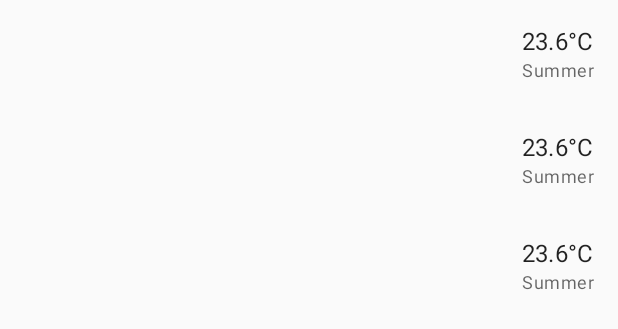
After one commit to anonlatte/MeteoApp, an Android app: the layout fragment_home.xml on its own in the app's theme, with its tools: preview values and no code run, on a phone screen of 412 x 824 dp. The commit adds this screen. Shown: the top 329 px of the screen. Run offline under Robolectric (Android 15) with nearby library versions, the phone set to English and light mode, and no system bars.

Commit message:
feature home fragment and adapter for recycleview

```diff
--- /dev/null
+++ b/app/src/main/res/layout/fragment_home.xml
@@ -0,0 +1,32 @@
+<?xml version="1.0" encoding="utf-8"?>
+<layout xmlns:android="http://schemas.android.com/apk/res/android"
+    xmlns:tools="http://schemas.android.com/tools">
+
+    <data>
+
+        <import type="android.view.View" />
+
+        <variable
+            name="hasCities"
+            type="boolean" />
+
+        <variable
+            name="viewModel"
+            type="com.example.meteoapp.ui.home.HomeViewModel" />
+    </data>
+
+    <androidx.coordinatorlayout.widget.CoordinatorLayout
+        android:layout_width="match_parent"
+        android:layout_height="match_parent">
+
+        <androidx.recyclerview.widget.RecyclerView
+            android:id="@+id/citiesList"
+            android:layout_width="match_parent"
+            android:layout_height="match_parent"
+            android:layout_gravity="center"
+            android:visibility="@{hasCities ? View.VISIBLE: View.GONE}"
+            tools:listitem="@layout/list_item_city" />
+
+    </androidx.coordinatorlayout.widget.CoordinatorLayout>
+
+</layout>
--- /dev/null
+++ b/app/src/main/res/layout/list_item_city.xml
@@ -0,0 +1,83 @@
+<?xml version="1.0" encoding="utf-8"?>
+<layout xmlns:android="http://schemas.android.com/apk/res/android"
+    xmlns:app="http://schemas.android.com/apk/res-auto">
+
+    <data>
+
+        <variable
+            name="city"
+            type="com.example.meteoapp.db.model.City" />
+
+        <variable
+            name="viewModel"
+            type="com.example.meteoapp.ui.home.HomeViewModel" />
+    </data>
+
+    <androidx.constraintlayout.widget.ConstraintLayout
+        android:layout_width="match_parent"
+        android:layout_height="wrap_content"
+        android:clickable="true"
+        android:focusable="true">
+
+        <androidx.constraintlayout.widget.ConstraintLayout
+            android:layout_width="wrap_content"
+            android:layout_height="wrap_content"
+            android:layout_marginStart="@dimen/base_margin"
+            android:layout_marginLeft="@dimen/base_margin"
+            android:layout_marginTop="@dimen/base_margin"
+            android:layout_marginBottom="16dp"
+            app:layout_constraintBottom_toBottomOf="parent"
+            app:layout_constraintStart_toStartOf="parent"
+            app:layout_constraintTop_toTopOf="parent">
+
+            <TextView
+                android:id="@+id/name"
+                style="@style/TextAppearance.MaterialComponents.Subtitle1"
+                android:layout_width="wrap_content"
+                android:layout_height="wrap_content"
+                android:text="@{city.name}"
+                app:layout_constraintLeft_toLeftOf="parent"
+                app:layout_constraintTop_toTopOf="parent" />
+
+            <TextView
+                android:id="@+id/type"
+                style="@style/TextAppearance.MaterialComponents.Caption"
+                android:layout_width="wrap_content"
+                android:layout_height="wrap_content"
+                app:layout_constraintEnd_toEndOf="@id/name"
+                app:layout_constraintTop_toBottomOf="@id/name" />
+        </androidx.constraintlayout.widget.ConstraintLayout>
+
+        <androidx.constraintlayout.widget.ConstraintLayout
+            android:layout_width="wrap_content"
+            android:layout_height="wrap_content"
+            android:layout_marginTop="@dimen/base_margin"
+            android:layout_marginEnd="@dimen/base_margin"
+            android:layout_marginRight="@dimen/base_margin"
+            android:layout_marginBottom="16dp"
+            app:layout_constraintBottom_toBottomOf="parent"
+            app:layout_constraintEnd_toEndOf="parent"
+            app:layout_constraintTop_toTopOf="parent">
+
+            <TextView
+                android:id="@+id/temperature"
+                style="@style/TextAppearance.MaterialComponents.Subtitle1"
+                android:layout_width="wrap_content"
+                android:layout_height="wrap_content"
+                android:text="23.6°C"
+                app:layout_constraintRight_toRightOf="parent"
+                app:layout_constraintTop_toTopOf="parent" />
+
+            <TextView
+                android:id="@+id/season"
+                style="@style/TextAppearance.MaterialComponents.Caption"
+                android:layout_width="wrap_content"
+                android:layout_height="wrap_content"
+                android:text="@string/weather_season_summer"
+                app:layout_constraintLeft_toLeftOf="@id/temperature"
+                app:layout_constraintRight_toRightOf="@id/temperature"
+                app:layout_constraintTop_toBottomOf="@id/temperature" />
+        </androidx.constraintlayout.widget.ConstraintLayout>
+
+    </androidx.constraintlayout.widget.ConstraintLayout>
+</layout>
--- /dev/null
+++ b/app/src/main/res/values/dimens.xml
@@ -0,0 +1,4 @@
+<?xml version="1.0" encoding="utf-8"?>
+<resources>
+    <dimen name="base_margin">16dp</dimen>
+</resources>
--- a/gradle.properties
+++ b/gradle.properties
@@ -2,4 +2,3 @@ org.gradle.jvmargs=-Xmx1536m
 android.useAndroidX=true
 android.enableJetifier=true
 kotlin.code.style=official
-kapt.incremental.apt=true
```
Also changed, not shown: app/src/main/java/com/example/meteoapp/MainActivity.kt (+33 -0 lines), app/src/main/java/com/example/meteoapp/ui/home/CitiesAdapter.kt (added, +27 -0 lines), app/src/main/java/com/example/meteoapp/ui/home/CityViewHolder.kt (added, +24 -0 lines), app/src/main/java/com/example/meteoapp/ui/home/HomeFragment.kt (+41 -1 lines), app/src/main/java/com/example/meteoapp/ui/home/HomeViewModel.kt (+8 -1 lines), app/src/main/res/drawable/ic_outline_settings_24.xml (added, +9 -0 lines), app/src/main/res/layout/activity_main.xml (+9 -11 lines), app/src/main/res/menu/main_menu.xml (added, +9 -0 lines), app/src/main/res/navigation/main.xml (+19 -1 lines), app/src/main/res/values/strings.xml (+14 -0 lines).
